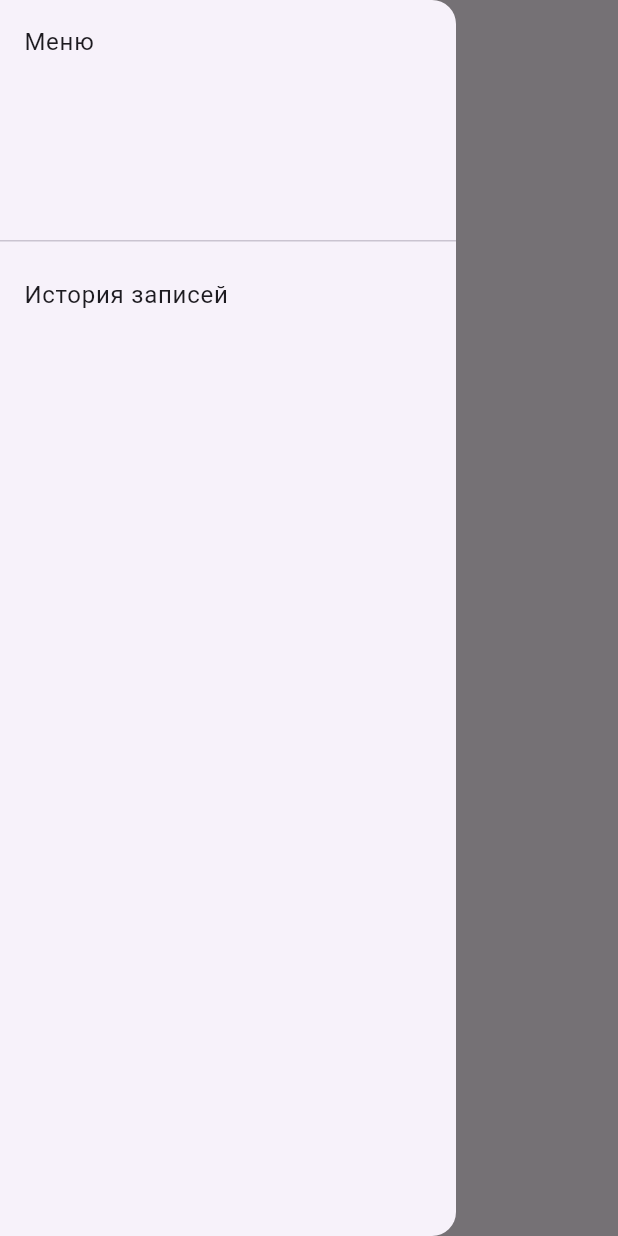
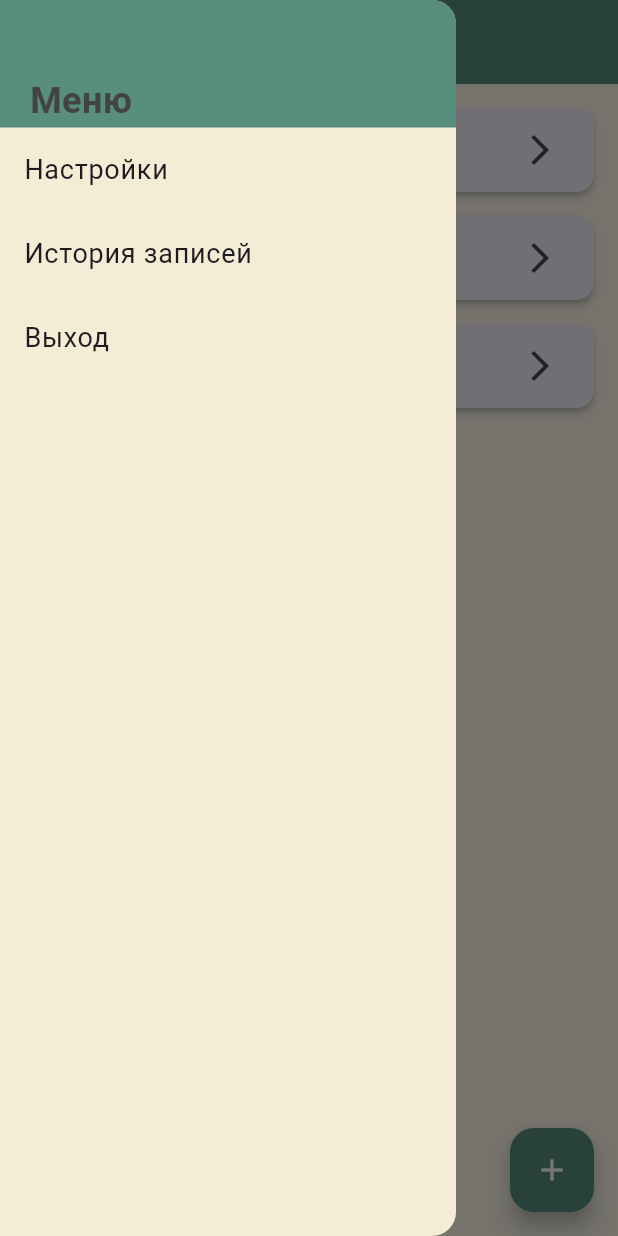
Before and after one commit to Placebek/novella, a Flutter app: the HomeScreen screen opened by its route, with the side drawer open, on a phone screen of 412 x 824 dp. Run offline on Flutter 3.47's test engine with Material 3 defaults, Android fonts, the phone set to English and light mode, and no system bars; our stand-ins replace permission_handler, shared_preferences; missing offline and left inert: flutter_sound; accounts and stored records are empty.

Commit message:
The main page has been changed, now you can see your finished novels, and the button for recording audio has been moved to the corner

```diff
--- a/lib/screens/home_screen.dart
+++ b/lib/screens/home_screen.dart
@@ -1,4 +1,5 @@
 import 'package:flutter/material.dart';
+import 'dart:async';
 import '../services/audio_service.dart';
 
 class HomeScreen extends StatefulWidget {
@@ -7,112 +8,209 @@ class HomeScreen extends StatefulWidget {
 }
 
 class _HomeScreenState extends State<HomeScreen> {
+  List<String> unfinishedNovels = [];
   bool isRecording = false;
-  List<String> history = [];
-  bool isUploading = false;
+  double buttonSize = 60.0; // Размер кнопки по умолчанию
+  Timer? _timer;
+  int _recordingDuration = 0;
 
   @override
   void initState() {
     super.initState();
+    _fetchUnfinishedNovels(); // Запрос данных с сервера
     AudioService.initialize();
   }
 
   @override
   void dispose() {
     AudioService.dispose();
+    _timer?.cancel();
     super.dispose();
   }
 
-  Future<void> _startRecording() async {
+  Future<void> _fetchUnfinishedNovels() async {
+    // Имитируем получение данных с сервера
+    await Future.delayed(Duration(seconds: 2));
     setState(() {
-      isRecording = true;
+      unfinishedNovels = [
+        "Новелла 1",
+        "Новелла 2",
+        "Новелла 3",
+      ];
     });
-    await AudioService.startRecording();
   }
 
-  Future<void> _stopRecording() async {
+  void _showRecordingModal() {
+    showModalBottomSheet(
+      context: context,
+      backgroundColor: Color.fromRGBO(245, 236, 213, 1),
+      shape: RoundedRectangleBorder(
+        borderRadius: BorderRadius.vertical(top: Radius.circular(20)),
+      ),
+      builder: (context) {
+        return StatefulBuilder(
+          builder: (BuildContext context, StateSetter setModalState) {
+            return Padding(
+              padding: const EdgeInsets.all(40.0),
+              child: Column(
+                mainAxisSize: MainAxisSize.min,
+                children: [
+                  ElevatedButton(
+                    onPressed: () {
+                      // Логика отмены
+                      Navigator.of(context).pop();
+                    },
+                    style: ElevatedButton.styleFrom(
+                      backgroundColor: Color.fromRGBO(67, 67, 67, 1),
+                      shape: RoundedRectangleBorder(
+                        borderRadius: BorderRadius.circular(10),
+                      ),
+                    ),
+                    child: Text("Отмена",
+                        style: TextStyle(fontSize: 18, color: Colors.white)),
+                  ),
+                  SizedBox(height: 20),
+                  GestureDetector(
+                    onLongPress: () async {
+                      setModalState(() {
+                        isRecording = true;
+                        _recordingDuration = 0;
+                      });
+                      print('Началась запись'); // Для проверки
+                      await AudioService.startRecording();
+                      _startTimer(setModalState);
+                    },
+                    onLongPressUp: () async {
+                      setModalState(() {
+                        isRecording = false;
+                      });
+                      print('Запись завершена'); // Для проверки
                       try {
                         final filePath = await AudioService.stopRecording();
-      setState(() {
-        isRecording = false;
-        history.add(filePath); // Добавляем в историю
-      });
+                        print("Файл записан: $filePath");
                       } catch (e) {
-      print(e);
+                        print("Ошибка: $e");
                       }
+                      _stopTimer();
+                    },
+                    child: Container(
+                      width: 60,
+                      height: 60,
+                      decoration: BoxDecoration(
+                        shape: BoxShape.circle,
+                        color: isRecording
+                            ? Colors.red
+                            : Color.fromRGBO(87, 142, 126, 1),
+                      ),
+                      child: Icon(
+                        Icons.mic,
+                        color: Colors.white,
+                        size: 30,
+                      ),
+                    ),
+                  ),
+                  SizedBox(height: 20),
+                  Text(
+                    'Время записи: ${_recordingDuration / 1000} секунд',
+                    style: TextStyle(fontSize: 18),
+                  ),
+                ],
+              ),
+            );
+          },
+        );
+      },
+    );
   }
 
-  Future<void> _uploadFile(String filePath) async {
-    setState(() {
-      isUploading = true;
+  void _startTimer(StateSetter setModalState) {
+    _timer = Timer.periodic(Duration(milliseconds: 100), (timer) {
+      setModalState(() {
+        _recordingDuration += 100;
       });
-    try {
-      await AudioService.uploadRecording(filePath);
-      ScaffoldMessenger.of(context).showSnackBar(
-        SnackBar(content: Text('Файл успешно загружен')),
-      );
-    } catch (e) {
-      ScaffoldMessenger.of(context).showSnackBar(
-        SnackBar(content: Text('Ошибка загрузки: $e')),
-      );
-    } finally {
-      setState(() {
-        isUploading = false;
     });
   }
+
+  void _stopTimer() {
+    _timer?.cancel();
   }
 
   @override
   Widget build(BuildContext context) {
     return Scaffold(
-      appBar: AppBar(title: Text('Главная')),
+      backgroundColor: Color.fromRGBO(255, 250, 236, 1), // Задний фон
+      appBar: AppBar(
+        title: Text('Главная'),
+        backgroundColor: Color.fromRGBO(87, 142, 126, 1), // Цвет AppBar
+      ),
       drawer: Drawer(
+        backgroundColor: Color.fromRGBO(245, 236, 213, 1),
         child: ListView(
+          padding: EdgeInsets.zero,
           children: [
-            DrawerHeader(child: Text('Меню')),
+            Container(
+              padding: EdgeInsets.only(left: 20, top: 50),
+              height: 85, // Высота поля заголовка
+              color: Color.fromRGBO(87, 142, 126, 1), // Фон заголовка
+              // alignment: Alignment.centerLeft, // Выравнивание текста по центру
+              child: Text(
+                'Меню',
+                style: TextStyle(
+                  fontSize: 24,
+                  fontWeight: FontWeight.bold,
+                  color: Color.fromRGBO(67, 67, 67, 1),
+                  // Цвет текста
+                ),
+              ),
+            ),
             ListTile(
-              title: Text('История записей'),
-              onTap: () {},
+              title: Text('Настройки', style: TextStyle(fontSize: 18)),
+              onTap: () {
+                // Реализуйте логику перехода в настройки
+              },
+            ),
+            ListTile(
+              title: Text('История записей', style: TextStyle(fontSize: 18)),
+              onTap: () {
+                // Реализуйте логику перехода на экран истории
+              },
+            ),
+            ListTile(
+              titleAlignment: ListTileTitleAlignment.bottom,
+              title: Text('Выход', style: TextStyle(fontSize: 18)),
+              onTap: () {
+                // Реализуйте логику выхода из приложения
+              },
             ),
           ],
         ),
       ),
-      body: Center(
-        child: Column(
-          mainAxisAlignment: MainAxisAlignment.center,
-          children: [
-            if (isRecording)
-              CircularProgressIndicator() // Анимация во время записи
-            else
-              ElevatedButton(
-                onPressed: _startRecording,
-                child: Text('Начать запись'),
-              ),
-            SizedBox(height: 20),
-            ElevatedButton(
-              onPressed: isRecording ? _stopRecording : null,
-              child: Text('Остановить запись'),
-            ),
-            SizedBox(height: 20),
-            if (isUploading) CircularProgressIndicator(),
-            if (!isUploading)
-              Expanded(
-                child: ListView.builder(
-                  itemCount: history.length,
+      body: SafeArea(
+        child: unfinishedNovels.isEmpty
+            ? Center(
+                child: CircularProgressIndicator()) // Показ индикатора загрузки
+            : ListView.builder(
+                padding: EdgeInsets.all(16),
+                itemCount: unfinishedNovels.length,
                 itemBuilder: (context, index) {
-                    return ListTile(
-                      title: Text('Запись ${index + 1}'),
-                      subtitle: Text(history[index]),
-                      trailing: IconButton(
-                        icon: Icon(Icons.upload),
-                        onPressed: () => _uploadFile(history[index]),
+                  return Card(
+                    elevation: 2,
+                    margin: EdgeInsets.only(bottom: 16),
+                    child: ListTile(
+                      title: Text(unfinishedNovels[index]),
+                      trailing: Icon(Icons.arrow_forward_ios),
+                      onTap: () {
+                        // Логика перехода к редактированию новеллы
+                      },
                     ),
                   );
                 },
               ),
       ),
-          ],
-        ),
+      floatingActionButton: FloatingActionButton(
+        onPressed: _showRecordingModal,
+        backgroundColor: Color.fromRGBO(87, 142, 126, 1),
+        child: Icon(Icons.add, color: Colors.white),
       ),
     );
   }
```
Also changed, not shown: lib/screens/register_screen.dart (+4 -4 lines). Lines whose indentation alone changed are shown as unchanged.
